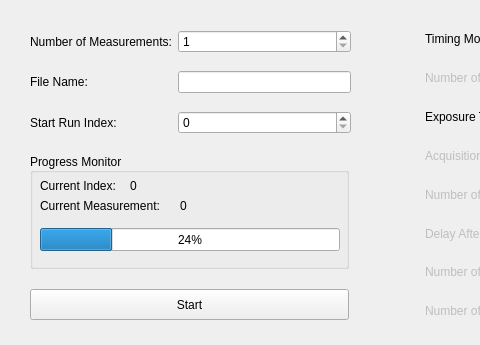
Qt form slsDetectorGui/forms/form_tab_measurement.ui (slsdetectorgroup/slsDetectorPackage) before a commit; both pictures show x 0 to 480 and y 0 to 345 of the 775 by 345 pixel window.
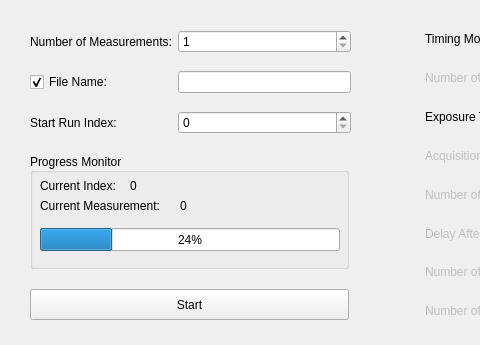
The same form after that commit.

Commit message: included checkbox for enable file write

Patch:
```diff
--- a/slsDetectorGui/forms/form_tab_measurement.ui
+++ b/slsDetectorGui/forms/form_tab_measurement.ui
@@ -808,13 +808,6 @@
        </property>
       </widget>
      </item>
-     <item row="1" column="0">
-      <widget class="QLabel" name="label_7">
-       <property name="text">
-        <string>File Name:</string>
-       </property>
-      </widget>
-     </item>
      <item row="1" column="1" colspan="2">
       <widget class="QLineEdit" name="dispFileName">
        <property name="sizePolicy">
@@ -874,6 +867,20 @@
        </property>
       </widget>
      </item>
+     <item row="1" column="0">
+      <widget class="QCheckBox" name="chkFile">
+       <property name="toolTip">
+        <string>&lt;nobr&gt;Sets output file name prefix&lt;/nobr&gt;&lt;br&gt;
+&lt;nobr&gt;Check the box to enable write to file. &lt;/nobr&gt;</string>
+       </property>
+       <property name="text">
+        <string>File Name:</string>
+       </property>
+       <property name="checked">
+        <bool>true</bool>
+       </property>
+      </widget>
+     </item>
     </layout>
    </widget>
   </widget>
```
The commit also changes 7 other files.
